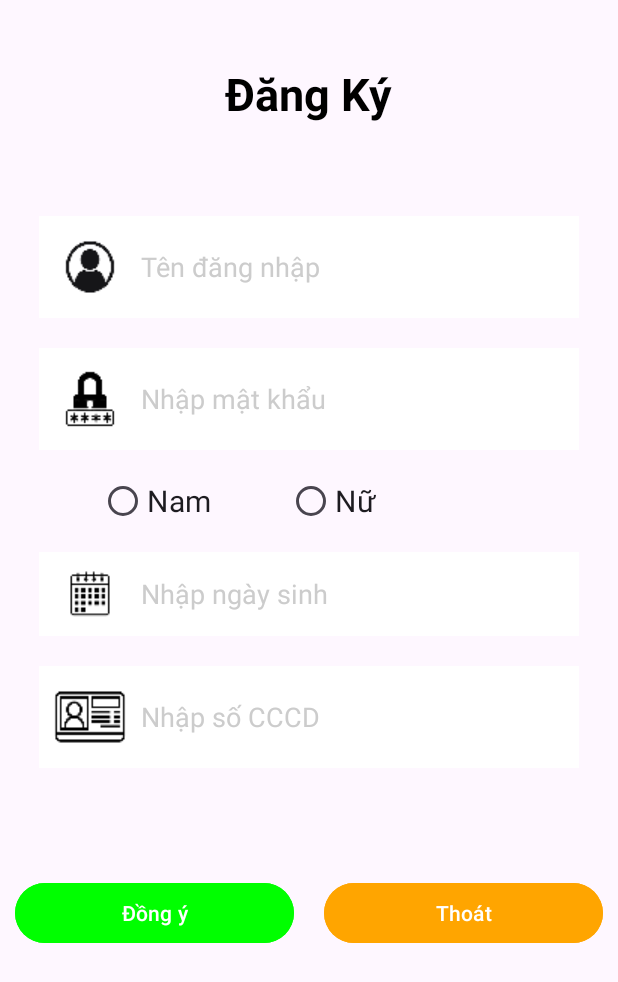
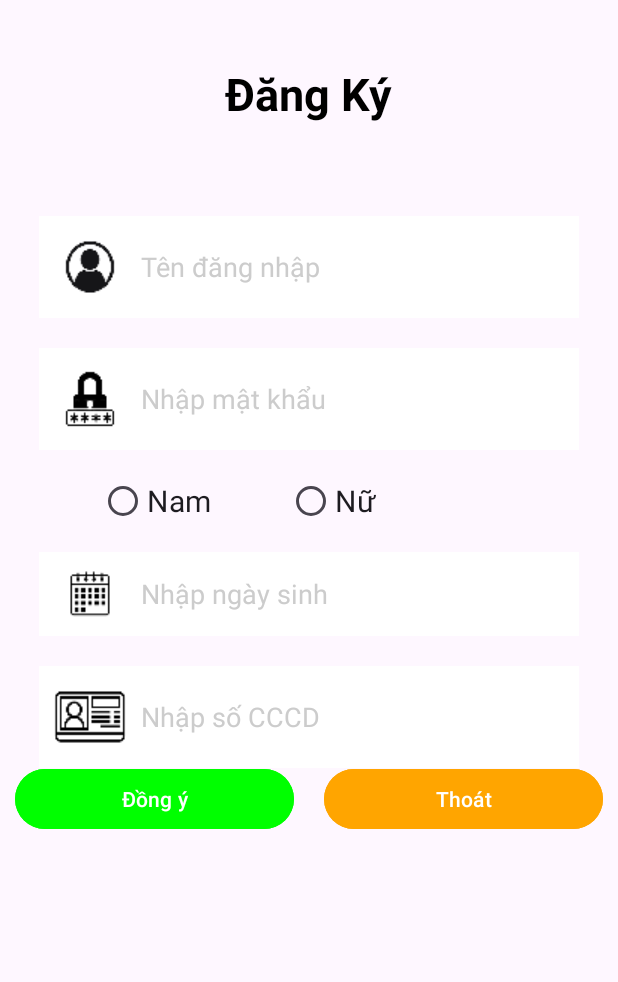
Before and after one commit to LHCNguyen/OrderFoodApp, an Android app: the screen it shows after launch (DangKyActivity), on a phone screen of 412 x 824 dp. Shown: the top 982 px of the screen. Run offline under Robolectric (Android 15) with nearby library versions, the phone set to English and light mode, and no system bars.

```diff
--- a/OrderFoodApp/app/src/main/java/com/example/orderfoodapp/DangKyActivity.java
+++ b/OrderFoodApp/app/src/main/java/com/example/orderfoodapp/DangKyActivity.java
@@ -1,6 +1,13 @@
 package com.example.orderfoodapp;
 
+import android.content.ContentValues;
 import android.os.Bundle;
+import android.view.View;
+import android.widget.Button;
+import android.widget.EditText;
+import android.widget.RadioButton;
+import android.widget.RadioGroup;
+import android.widget.Toast;
 
 import androidx.activity.EdgeToEdge;
 import androidx.appcompat.app.AppCompatActivity;
@@ -12,6 +19,9 @@ import com.example.orderfoodapp.Database.CreateDatabase;
 
 public class DangKyActivity extends AppCompatActivity {
 
+    private EditText edtTenDN, edtMatKhau, edtNgaySinh, edtCCCD;
+    private Button btnDongY, btnThoat;
+    private RadioButton radGioiTinhNam, radGioiTinhNu;
     @Override
     protected void onCreate(Bundle savedInstanceState) {
         super.onCreate(savedInstanceState);
@@ -24,5 +34,53 @@ public class DangKyActivity extends AppCompatActivity {
         });
         CreateDatabase createDatabase = new CreateDatabase(this);
         createDatabase.open();
+
+        //liên kết các view bên layout
+        edtTenDN = findViewById(R.id.edtTenDN);
+        edtMatKhau = findViewById(R.id.edtMatKhau);
+        edtNgaySinh = findViewById(R.id.edtNgaySinh);
+        edtCCCD = findViewById(R.id.edtCCCD);
+        radGioiTinhNam = findViewById(R.id.radGioiTinhNam);
+        radGioiTinhNu = findViewById(R.id.radGioiTinhNu);
+        btnDongY = findViewById(R.id.btnDongY);
+        btnThoat = findViewById(R.id.btnThoat);
+
+        btnDongY.setOnClickListener(new View.OnClickListener() {
+            @Override
+            public void onClick(View v) {
+                String tenDN = edtTenDN.getText().toString();
+                String matKhau = edtMatKhau.getText().toString();
+                String ngaySinh = edtNgaySinh.getText().toString();
+                String cccd = edtCCCD.getText().toString();
+                String gioiTinh = radGioiTinhNam.isChecked() ?"Nam" : "Nữ";
+                if (tenDN.isEmpty() || matKhau.isEmpty() || ngaySinh.isEmpty() || cccd.isEmpty()) {
+                    Toast.makeText(DangKyActivity.this, "Vui lòng điền đầy đủ thông tin", Toast.LENGTH_SHORT).show();
+                } else {
+                    // Tạo đối tượng ContentValues để lưu dữ liệu
+                    ContentValues values = new ContentValues();
+                    values.put(CreateDatabase.TB_NHANVIEN_TENDN, tenDN);
+                    values.put(CreateDatabase.TB_NHANVIEN_MATKHAU, matKhau);
+                    values.put(CreateDatabase.TB_NHANVIEN_GIOITINH, gioiTinh);
+                    values.put(CreateDatabase.TB_NHANVIEN_NGAYSINH, ngaySinh);
+                    values.put(CreateDatabase.TB_NHANVIEN_CCCD, cccd);
+
+                    // Thêm dữ liệu vào bảng NHANVIEN
+                    long result = createDatabase.insertNhanVien(tenDN, matKhau, gioiTinh, ngaySinh, cccd);
+                    if (result != -1) {
+                        Toast.makeText(DangKyActivity.this, "Đăng ký thành công", Toast.LENGTH_SHORT).show();
+                    } else {
+                        Toast.makeText(DangKyActivity.this, "Đăng ký thất bại", Toast.LENGTH_SHORT).show();
+                    }
+
+                }
+            }
+        });
+        btnThoat.setOnClickListener(new View.OnClickListener() {
+            @Override
+            public void onClick(View v) {
+                finish();
+            }
+        });
     }
+
 }
--- a/OrderFoodApp/app/src/main/res/layout/layout_dangky.xml
+++ b/OrderFoodApp/app/src/main/res/layout/layout_dangky.xml
@@ -42,9 +42,10 @@
         app:layout_constraintHorizontal_bias="0.0"
         app:layout_constraintStart_toStartOf="parent"
         app:layout_constraintTop_toTopOf="@+id/textView"
-        tools:ignore="MissingConstraints">
+        tools:ignore="ExtraText,MissingConstraints">
 
         <EditText
+            android:id="@+id/edtTenDN"
             android:layout_width="match_parent"
             android:layout_height="wrap_content"
             android:layout_margin="10dp"
@@ -56,10 +57,10 @@
             android:singleLine="true"
             android:textColor="@color/black"
             android:textColorHint="@color/gray"
-
             />
 
         <EditText
+            android:id="@+id/edtMatKhau"
             android:layout_width="match_parent"
             android:layout_height="wrap_content"
             android:layout_margin="10dp"
@@ -79,6 +80,7 @@
             android:orientation="horizontal">
 
             <RadioButton
+                android:id="@+id/radGioiTinhNam"
                 android:layout_width="wrap_content"
                 android:layout_height="wrap_content"
                 android:layout_marginLeft="50dp"
@@ -86,6 +88,7 @@
                 android:text="Nam" />
 
             <RadioButton
+                android:id="@+id/radGioiTinhNu"
                 android:layout_width="wrap_content"
                 android:layout_height="wrap_content"
                 android:layout_marginLeft="50dp"
@@ -94,6 +97,7 @@
         </RadioGroup>
 
         <EditText
+            android:id="@+id/edtNgaySinh"
             android:layout_width="match_parent"
             android:layout_height="56dp"
             android:layout_margin="10dp"
@@ -107,6 +111,7 @@
             android:textColorHint="@color/gray" />
 
         <EditText
+            android:id="@+id/edtCCCD"
             android:layout_width="match_parent"
             android:layout_height="wrap_content"
             android:layout_margin="10dp"
@@ -126,14 +131,15 @@
         android:layout_width="match_parent"
         android:layout_height="190dp"
         android:orientation="horizontal"
-        android:gravity="center"
+        android:gravity="top"
         app:layout_constraintBottom_toBottomOf="parent"
         app:layout_constraintEnd_toEndOf="parent"
         app:layout_constraintStart_toStartOf="parent"
-        android:layout_marginBottom="120dp"
+        android:layout_marginBottom="135dp"
         tools:ignore="MissingConstraints">
 
         <Button
+            android:id="@+id/btnDongY"
             android:layout_width="wrap_content"
             android:layout_height="wrap_content"
             android:layout_margin="10dp"
@@ -143,6 +149,7 @@
             android:text="@string/dongY" />
 
         <Button
+            android:id="@+id/btnThoat"
             android:layout_width="wrap_content"
             android:layout_height="wrap_content"
             android:layout_margin="10dp"
```
Also changed, not shown: OrderFoodApp/app/src/main/java/com/example/orderfoodapp/Database/CreateDatabase.java (+16 -0 lines).
